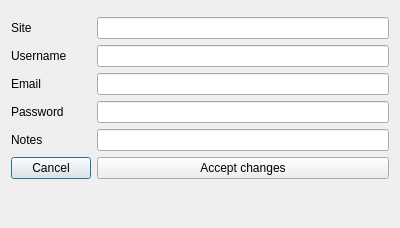
This is resources/editEntry.ui in GeorgeHoneywood/pastword as Qt 5 draws it before an edit. The edited form follows.
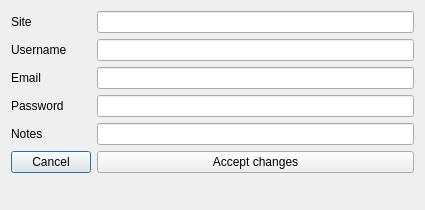
This is the edited form.

Commit message: prevent edit entry from scaling downward

Diff of the .ui file:
```diff
--- a/resources/editEntry.ui
+++ b/resources/editEntry.ui
@@ -6,75 +6,87 @@
    <rect>
     <x>0</x>
     <y>0</y>
-    <width>400</width>
-    <height>228</height>
+    <width>425</width>
+    <height>210</height>
    </rect>
   </property>
+  <property name="sizePolicy">
+   <sizepolicy hsizetype="Preferred" vsizetype="Maximum">
+    <horstretch>0</horstretch>
+    <verstretch>0</verstretch>
+   </sizepolicy>
+  </property>
+  <property name="maximumSize">
+   <size>
+    <width>16777215</width>
+    <height>210</height>
+   </size>
+  </property>
   <property name="windowTitle">
    <string>Edit entry</string>
   </property>
   <layout class="QFormLayout" name="formLayout_2">
+   <property name="fieldGrowthPolicy">
+    <enum>QFormLayout::AllNonFixedFieldsGrow</enum>
+   </property>
    <item row="0" column="0">
-    <layout class="QFormLayout" name="formLayout"/>
-   </item>
-   <item row="1" column="0">
     <widget class="QLabel" name="lblSite">
      <property name="text">
       <string>Site</string>
      </property>
     </widget>
    </item>
-   <item row="1" column="1">
+   <item row="0" column="1">
     <widget class="QLineEdit" name="txtSite"/>
    </item>
-   <item row="2" column="0">
+   <item row="1" column="0">
     <widget class="QLabel" name="lblUsername">
      <property name="text">
       <string>Username</string>
      </property>
     </widget>
    </item>
-   <item row="2" column="1">
+   <item row="1" column="1">
     <widget class="QLineEdit" name="txtUsername"/>
    </item>
-   <item row="3" column="0">
+   <item row="2" column="0">
     <widget class="QLabel" name="lblEmail">
      <property name="text">
       <string>Email</string>
      </property>
     </widget>
    </item>
-   <item row="3" column="1">
+   <item row="2" column="1">
     <widget class="QLineEdit" name="txtEmail"/>
    </item>
-   <item row="4" column="0">
+   <item row="3" column="0">
     <widget class="QLabel" name="lblPassword">
      <property name="text">
       <string>Password</string>
      </property>
     </widget>
    </item>
-   <item row="4" column="1">
+   <item row="3" column="1">
     <widget class="QLineEdit" name="txtPassword"/>
    </item>
-   <item row="5" column="0">
+   <item row="4" column="0">
     <widget class="QLabel" name="lblNotes">
      <property name="text">
       <string>Notes</string>
      </property>
     </widget>
    </item>
-   <item row="5" column="1">
+   <item row="4" column="1">
     <widget class="QLineEdit" name="txtNotes"/>
    </item>
-   <item row="6" column="0">
+   <item row="5" column="0">
     <widget class="QPushButton" name="pbCancel">
      <property name="text">
       <string>Cancel</string>
      </property>
     </widget>
    </item>
-   <item row="6" column="1">
+   <item row="5" column="1">
     <widget class="QPushButton" name="pbAccept">
      <property name="text">
       <string>Accept changes</string>
```
